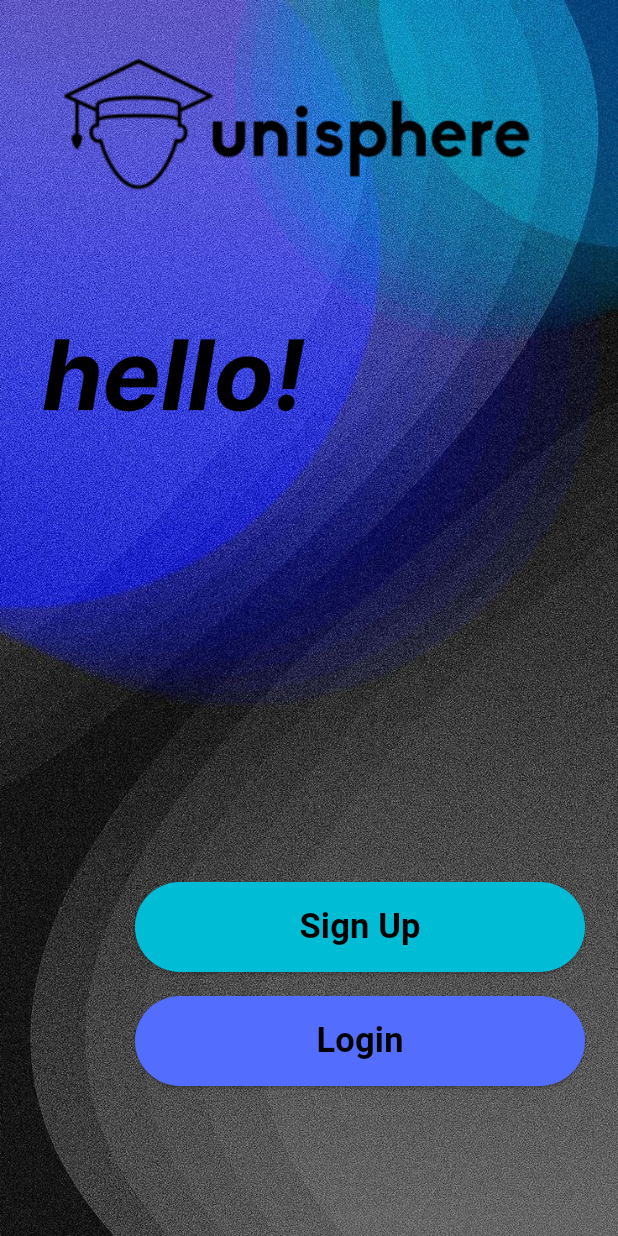
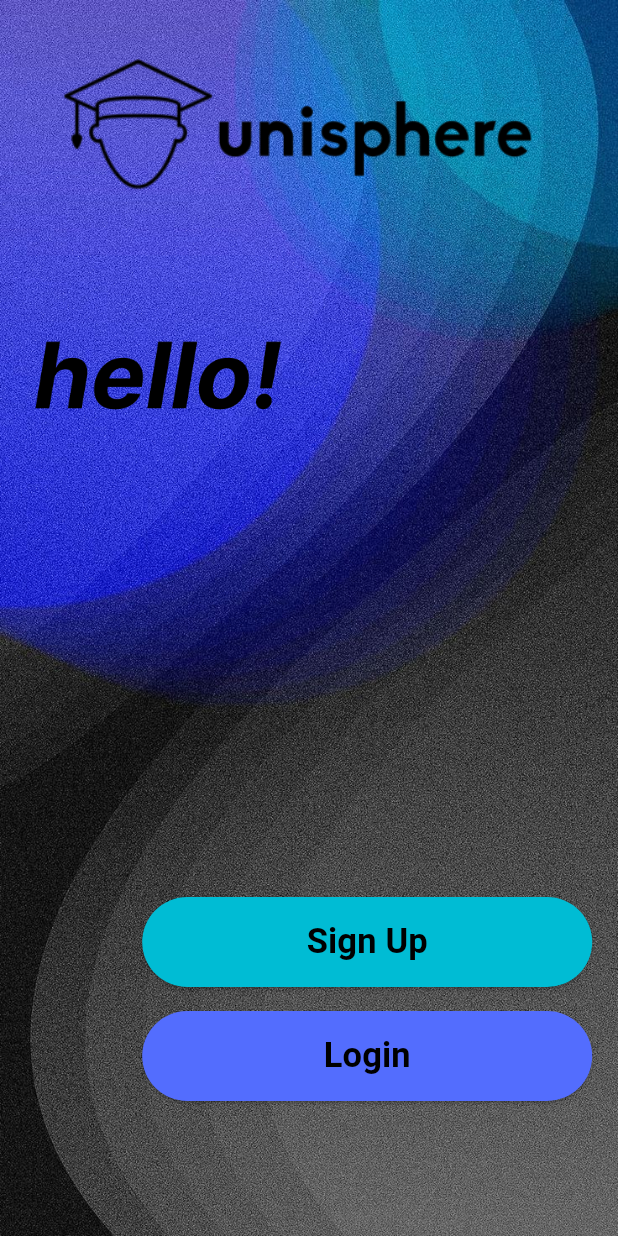
Before and after one commit to nforoutann/unisphere-management-app, a Flutter app: the screen it shows after launch, on a phone screen of 412 x 824 dp. Run offline on Flutter 3.47's test engine with Material 3 defaults, Android fonts, the light colour scheme and no system bars.

Commit message:
feat: little updates applied on front

```diff
--- a/frontend/lib/screens/login-screen.dart
+++ b/frontend/lib/screens/login-screen.dart
@@ -70,7 +70,7 @@ class _LoginScreenState extends State<LoginScreen> {
                       decoration: InputDecoration(
                         border: OutlineInputBorder(),
                         suffixIcon: const Icon(
-                          Icons.person,
+                          Icons.account_circle,
                           color: Colors.grey,
                         ),
                         label: Transform.translate(
--- a/frontend/lib/screens/welcome-screen.dart
+++ b/frontend/lib/screens/welcome-screen.dart
@@ -9,19 +9,21 @@ class welcomeScreen extends StatelessWidget{
 
   @override
   Widget build(BuildContext context){
+    double width = MediaQuery.of(context).size.width;
+    double height = MediaQuery.of(context).size.height;
     return CustomScaffold(
       child: Column(
         children: [
           Expanded(
             child: Transform.translate(
-              offset: const Offset(-85.0, -80.0), // Adjust these values to move the photo
+              offset: const Offset(-75.0, -80.0), // Adjust these values to move the photo
               child: ColorFiltered(
                 colorFilter:const ColorFilter.mode(Colors.black, BlendMode.srcATop),
                 child: SizedBox(
                   child: Image.asset(
                     'assets/images/logo.png',
-                    width: 120,
-                    height: 200,
+                    width: width*0.29,
+                    height: height*0.25,
                   ),
                 ),
               ),
@@ -29,12 +31,12 @@ class welcomeScreen extends StatelessWidget{
           ),
           Expanded(
             child: Transform.translate(
-              offset: const Offset(75.0, -280.0), // Adjust these values to move the photo
+              offset: const Offset(88.0, -280.0), // Adjust these values to move the photo
               child: ColorFiltered(
                 colorFilter:const ColorFilter.mode(Colors.black, BlendMode.srcATop),
                 child: SizedBox (
-                  height: 230,
-                  width: 230,
+                  height: height*0.5,
+                  width: width*0.55,
                   child: Image.asset(
                     'assets/images/unisphere.png',
                   ),
@@ -48,8 +50,8 @@ class welcomeScreen extends StatelessWidget{
               child: ColorFiltered(
                 colorFilter:const ColorFilter.mode(Colors.black, BlendMode.srcATop),
                 child: SizedBox(
-                  height: 400,
-                  width: 350,
+                  height: height*0.5,
+                  width: width*0.8,
                   child: Image.asset(
                     'assets/images/hello.png',
                   ),
@@ -58,7 +60,7 @@ class welcomeScreen extends StatelessWidget{
             ),
           ),
           Transform.translate(
-            offset: Offset(80, 0),
+            offset: Offset(95, 10),
             child: WelcomeButton(
               buttonText: 'Sign Up',
               onTap:const SignUpScreen(),
@@ -68,7 +70,7 @@ class welcomeScreen extends StatelessWidget{
           ),
           const SizedBox(height: 16),
           Transform.translate(
-            offset: Offset(80, 0),
+            offset: Offset(95, 10),
             child: WelcomeButton(
               buttonText: 'Login',
               onTap:const LoginScreen(),
```
